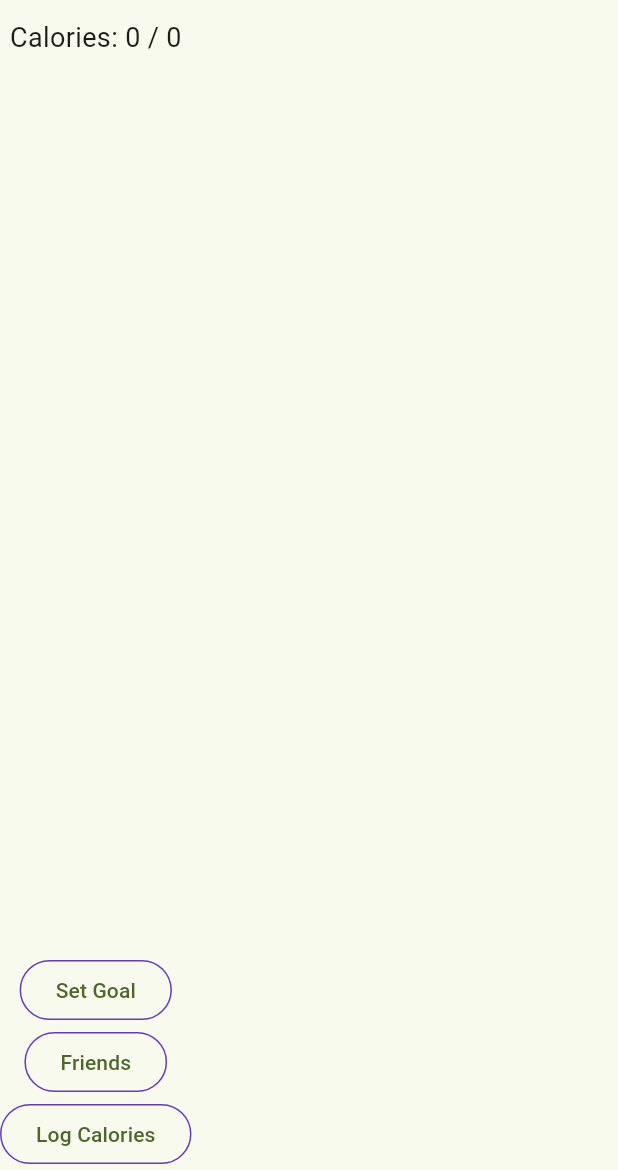
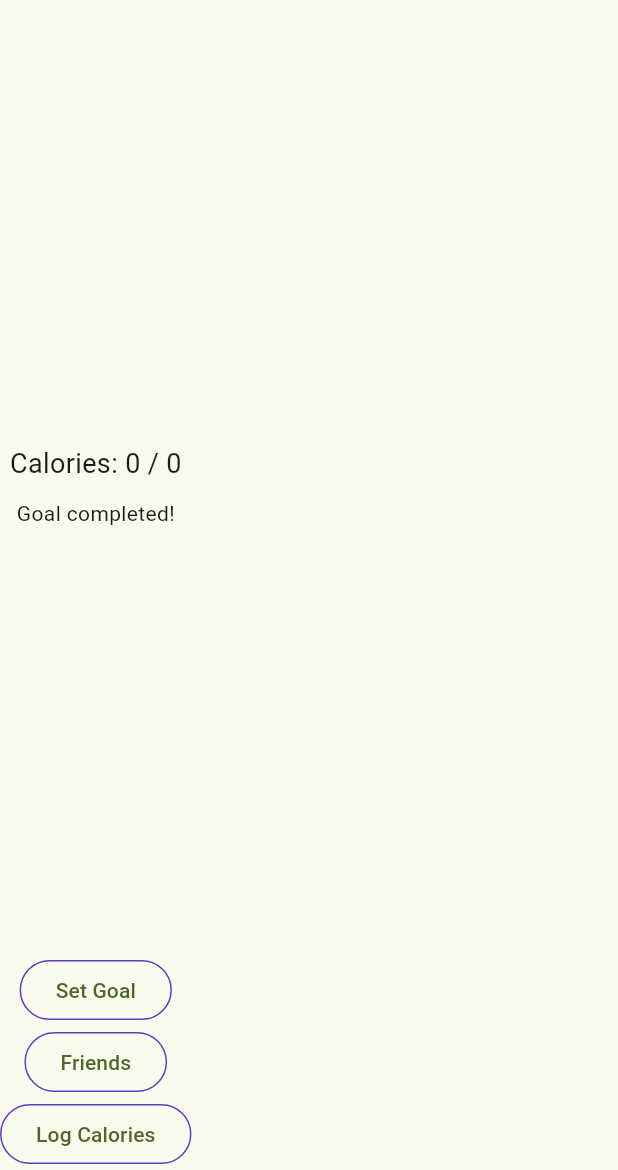
Before and after one commit to elliotallen1/calorie-tracker-plus-plus, a Flutter app: the FitnessPage screen opened directly, on a phone screen of 412 x 824 dp, the part 66-1236 px from its top. Run offline on Flutter 3.47's test engine with Material 3 defaults, Android fonts, the phone set to English and light mode, and no system bars; our stand-ins replace cloud_firestore, firebase_auth, firebase_core, go_router, google_fonts; missing offline and left inert: firebase_ui_auth; accounts and stored records are empty.

Commit message:
Added goalCompleted boolean
As well as can view it

```diff
--- a/calorietrackerplusplus/lib/pages/fitness_page.dart
+++ b/calorietrackerplusplus/lib/pages/fitness_page.dart
@@ -34,7 +34,7 @@ class FitnessPage extends StatelessWidget {
       ),
       body: Column(
         children: <Widget>[
-          // Display progress as a fraction
+          // Display progress as a fraction and goal status
           Expanded(
             child: StreamBuilder<DocumentSnapshot>(
               stream: FirebaseFirestore.instance
@@ -42,14 +42,6 @@ class FitnessPage extends StatelessWidget {
                   .doc(userId)
                   .snapshots(),
               builder: (context, userSnapshot) {
-                if (userSnapshot.hasError) {
-                  return const Text('Error fetching data');
-                }
-
-                if (userSnapshot.connectionState == ConnectionState.waiting) {
-                  return const Text('Loading...');
-                }
-
                 // Fetch user data (calorie goal)
                 final userData = userSnapshot.data?.data() as Map<String, dynamic>?;
                 final calorieGoal = userData?['calorieGoal'] ?? 2000; // Default to 2000 if no goal is set
@@ -66,10 +58,37 @@ class FitnessPage extends StatelessWidget {
                     final progressData = progressSnapshot.data?.data() as Map<String, dynamic>?;
                     final caloriesConsumed = progressData?['caloriesConsumed'] ?? 0;
 
-                    // Display progress as a fraction
-                    return Text(
-                      'Calories: $caloriesConsumed / $calorieGoal',
-                      style: const TextStyle(fontSize: 18),
+                    // Determine if goal is completed
+                    final goalCompleted = caloriesConsumed >= calorieGoal;
+
+                    // Update goalCompleted in Firestore if it's not already set
+                    if (progressData?['goalCompleted'] != goalCompleted) {
+                      FirebaseFirestore.instance
+                          .collection('users')
+                          .doc(userId)
+                          .collection('progress')
+                          .doc(today)
+                          .set(
+                            {'goalCompleted': goalCompleted},
+                            SetOptions(merge: true),
+                          );
+                    }
+
+                    // Display progress and goal status
+                    return Column(
+                      mainAxisAlignment: MainAxisAlignment.center,
+                      children: [
+                        Text(
+                          'Calories: $caloriesConsumed / $calorieGoal',
+                          style: const TextStyle(fontSize: 18),
+                        ),
+                        const SizedBox(height: 10),
+                        Text(
+                          goalCompleted
+                              ? 'Goal completed!'
+                              : 'Goal not yet completed.',
+                        ),
+                      ],
                     );
                   },
                 );
```
